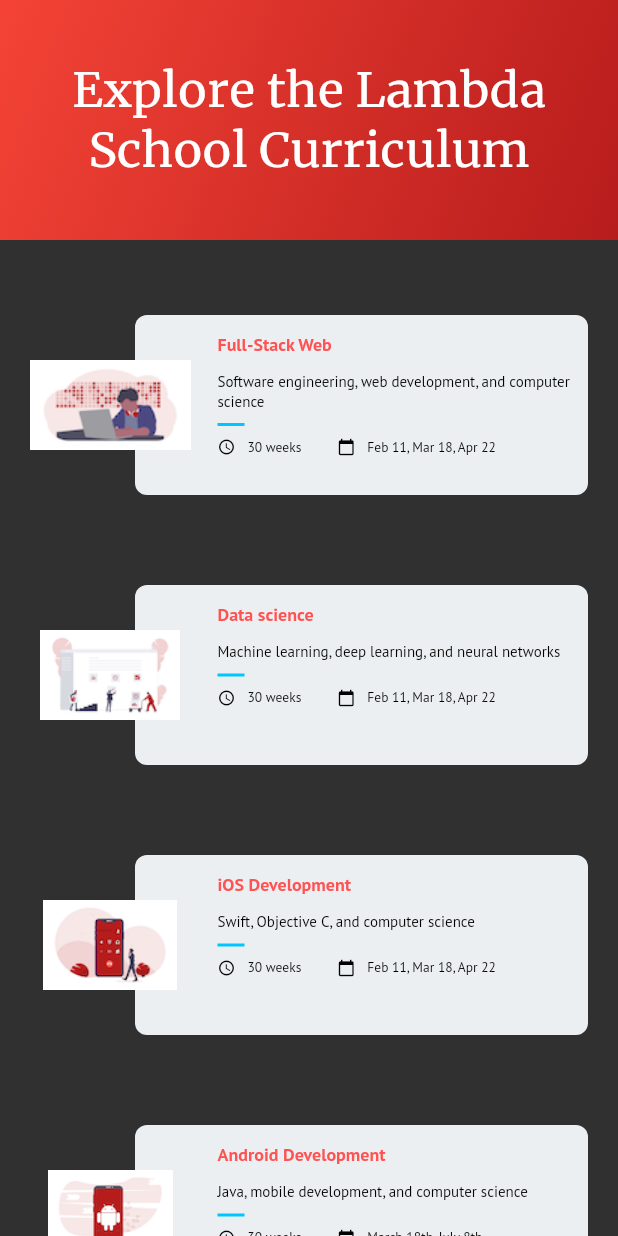
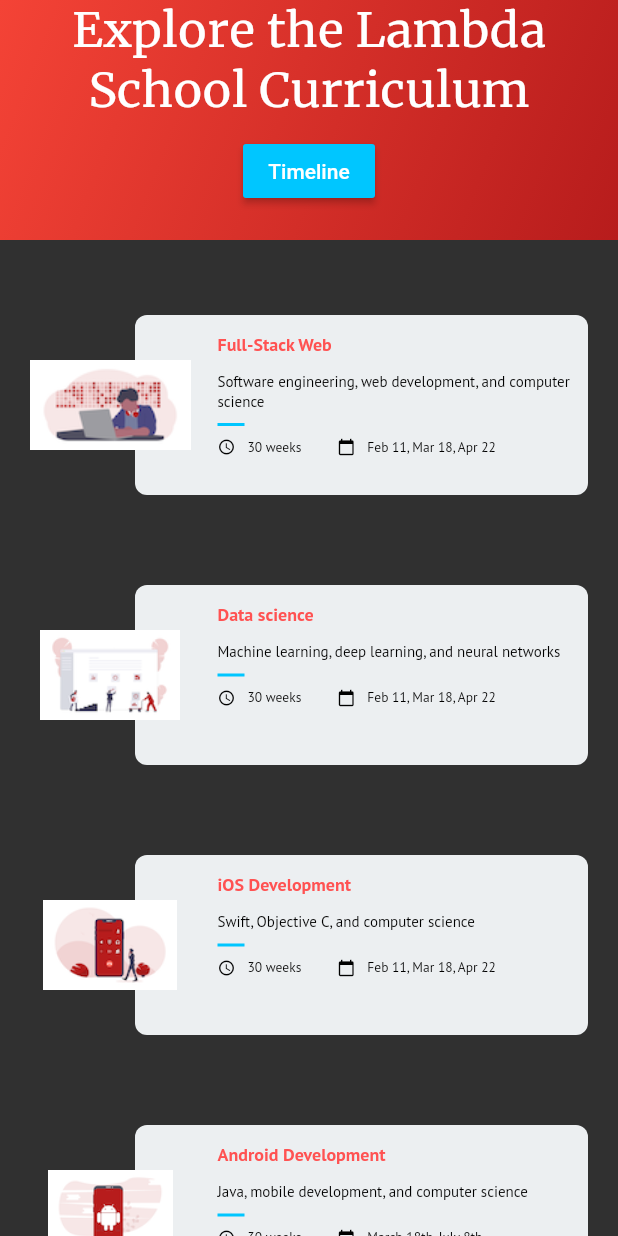
Before and after one commit to sagardesai90/LambdaTimeline, a Flutter app: the screen it shows after launch, on a phone screen of 412 x 824 dp. Run offline on Flutter 3.47's test engine with Material 2 defaults, Android fonts, the phone set to English and light mode, and no system bars.

Commit message:
old commits

```diff
--- a/lib/course_main.dart
+++ b/lib/course_main.dart
@@ -2,6 +2,8 @@ import 'package:flutter/material.dart';
 
 import './course_card.dart';
 import './courses.dart';
+import './timeline.dart';
+import './subtopics.dart';
 
 class CourseMain extends StatelessWidget {
   @override
--- a/lib/explore_appbar.dart
+++ b/lib/explore_appbar.dart
@@ -3,19 +3,43 @@ import 'package:flutter/material.dart';
 class ExploreAppBar extends StatelessWidget {
   final double barHeight = 160.0;
 
+  _launchURL() async {
+    if (await canLaunch(course.apply)) {
+      await launch(course.apply);
+    } else {
+      throw 'Could not launch page';
+    }
+  }
+
   @override
   Widget build(BuildContext context) {
+    final double statusBarHeight = MediaQuery
+      .of(context)
+      .padding
+      .top;
     return new Container(
-      padding: new EdgeInsets.all(30.0),
-      height: barHeight,
-      child: new Center(
-        child: new Text('Explore the Lambda School Curriculum',
+      padding: new EdgeInsets.only(top: statusBarHeight),
+      height: statusBarHeight + barHeight,
+      child: new Column(
+        children: <Widget>[
+          new Text('Explore the Lambda School Curriculum',
             textAlign: TextAlign.center,
             style: const TextStyle(
                 color: Colors.white,
                 fontFamily: 'Merriweather',
                 fontWeight: FontWeight.w400,
                 fontSize: 32.0)),
+          new Container(
+            margin: EdgeInsets.symmetric(vertical: 10.0),
+            child: new RaisedButton(
+              color: Color(0xff00c6ff),
+              child: Text('Timeline'),
+              onPressed: () {
+                Navigator.pushNamed(context, '/timeline');
+              },
+            )
+          )
+        ]
       ),
       decoration: new BoxDecoration(
         gradient: new LinearGradient(
```
Also changed, not shown: lib/timeline.dart (+9 -18 lines), lib/timeline_items.dart (added, +28 -0 lines), lib/course_card.dart (line endings or trailing spaces).
